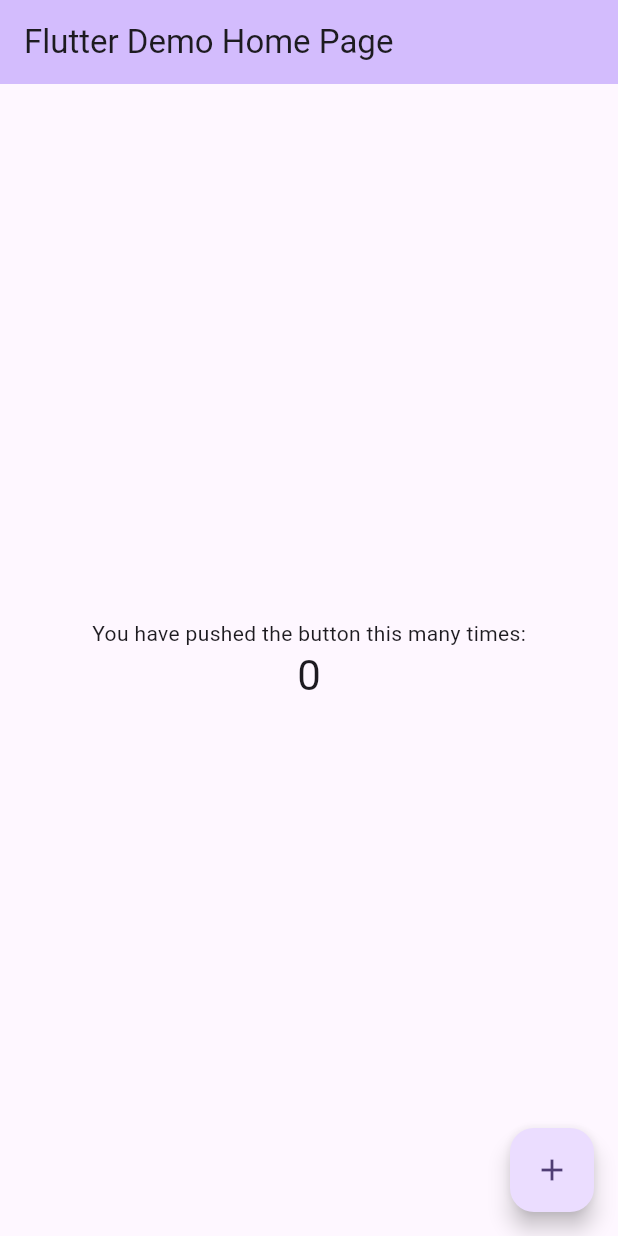
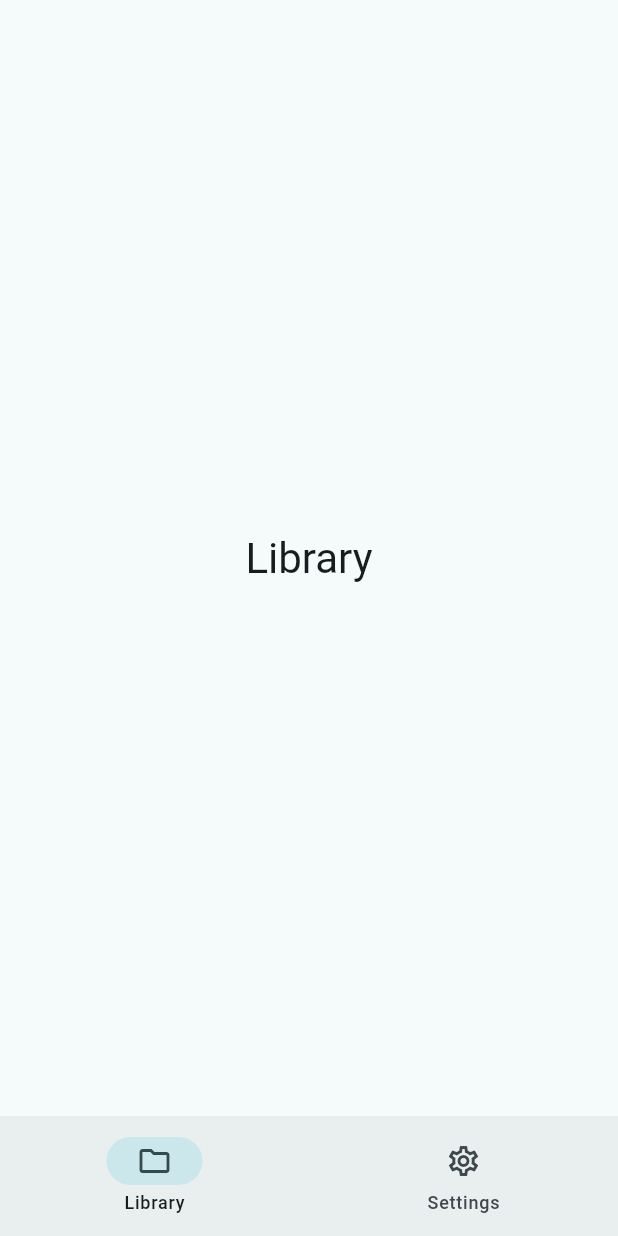
Before and after one commit to parth0305/pdf_suite, a Flutter app: the screen it shows after launch, on a phone screen of 412 x 824 dp. Run offline on Flutter 3.47's test engine with Material 3 defaults, Android fonts, the phone set to English and light mode, and no system bars.

Commit message:
feat: add themes, width-class breakpoints and adaptive shell
Light and dark Material 3 themes seeded from an original colour, with 48dp
minimum touch targets and a visible focus colour.

One AdaptiveScaffold selects bottom bar, rail, or extended rail from
available width, never from Platform.isX, so a narrow desktop window
behaves like a phone. Widget tests assert each of the three width classes.

Co-Authored-By: Claude Opus 5 (1M context) <noreply@anthropic.com>

```diff
--- /dev/null
+++ b/lib/app.dart
@@ -0,0 +1,52 @@
+import 'package:flutter/material.dart';
+import 'package:folio/core/theme/app_theme.dart';
+import 'package:folio/l10n/app_localizations.dart';
+import 'package:folio/widgets/adaptive_scaffold.dart';
+
+class FolioApp extends StatefulWidget {
+  const FolioApp({super.key});
+
+  @override
+  State<FolioApp> createState() => _FolioAppState();
+}
+
+class _FolioAppState extends State<FolioApp> {
+  int _index = 0;
+
+  @override
+  Widget build(BuildContext context) {
+    return MaterialApp(
+      onGenerateTitle: (context) => AppLocalizations.of(context)!.appTitle,
+      theme: AppTheme.light(),
+      darkTheme: AppTheme.dark(),
+      themeMode: ThemeMode.system,
+      localizationsDelegates: AppLocalizations.localizationsDelegates,
+      supportedLocales: AppLocalizations.supportedLocales,
+      home: Builder(
+        builder: (context) {
+          final l10n = AppLocalizations.of(context)!;
+          return AdaptiveScaffold(
+            selectedIndex: _index,
+            onDestinationSelected: (i) => setState(() => _index = i),
+            destinations: [
+              AdaptiveDestination(
+                icon: const Icon(Icons.folder_outlined),
+                label: l10n.libraryTitle,
+              ),
+              AdaptiveDestination(
+                icon: const Icon(Icons.settings_outlined),
+                label: l10n.settingsLabel,
+              ),
+            ],
+            body: Center(
+              child: Text(
+                _index == 0 ? l10n.libraryTitle : l10n.settingsLabel,
+                style: Theme.of(context).textTheme.headlineMedium,
+              ),
+            ),
+          );
+        },
+      ),
+    );
+  }
+}
--- /dev/null
+++ b/lib/core/constants/breakpoints.dart
@@ -0,0 +1,14 @@
+/// Layout width classes (spec section 7).
+///
+/// Layout decisions branch on these, never on `Platform.isX`. A Windows window
+/// dragged narrow must behave like a phone.
+enum WidthClass { compact, medium, expanded }
+
+const double kMediumBreakpoint = 600;
+const double kExpandedBreakpoint = 1024;
+
+WidthClass widthClassFor(double width) {
+  if (width < kMediumBreakpoint) return WidthClass.compact;
+  if (width <= kExpandedBreakpoint) return WidthClass.medium;
+  return WidthClass.expanded;
+}
--- /dev/null
+++ b/lib/core/theme/app_theme.dart
@@ -0,0 +1,29 @@
+import 'package:flutter/material.dart';
+
+/// Original visual identity. Deliberately not modelled on any commercial PDF
+/// product's interface (brief section 9).
+abstract final class AppTheme {
+  static const Color _seed = Color(0xFF2F5D62);
+
+  static ThemeData light() => _base(Brightness.light);
+  static ThemeData dark() => _base(Brightness.dark);
+
+  static ThemeData _base(Brightness brightness) {
+    final scheme = ColorScheme.fromSeed(
+      seedColor: _seed,
+      brightness: brightness,
+    );
+    return ThemeData(
+      useMaterial3: true,
+      colorScheme: scheme,
+      visualDensity: VisualDensity.adaptivePlatformDensity,
+      // Accessibility: 48dp minimum touch target (brief section 35).
+      materialTapTargetSize: MaterialTapTargetSize.padded,
+      filledButtonTheme: FilledButtonThemeData(
+        style: FilledButton.styleFrom(minimumSize: const Size(64, 48)),
+      ),
+      listTileTheme: const ListTileThemeData(minVerticalPadding: 12),
+      focusColor: scheme.primary.withValues(alpha: 0.24),
+    );
+  }
+}
--- a/lib/l10n/app_en.arb
+++ b/lib/l10n/app_en.arb
@@ -1,6 +1,8 @@
 {
   "@@locale": "en",
   "appTitle": "Folio",
+  "libraryTitle": "Library",
+  "settingsLabel": "Settings",
   "errorDocumentCorruptTitle": "Unable to open this PDF.",
   "errorDocumentCorruptBody": "The file may be corrupted or use an unsupported PDF feature.",
   "errorDocumentMovedTitle": "This document has moved.",
--- a/lib/l10n/app_localizations.dart
+++ b/lib/l10n/app_localizations.dart
@@ -99,6 +99,18 @@ abstract class AppLocalizations {
   /// In en, this message translates to:
   /// **'Folio'**
   String get appTitle;
+
+  /// No description provided for @libraryTitle.
+  ///
+  /// In en, this message translates to:
+  /// **'Library'**
+  String get libraryTitle;
+
+  /// No description provided for @settingsLabel.
+  ///
+  /// In en, this message translates to:
+  /// **'Settings'**
+  String get settingsLabel;
 
   /// No description provided for @errorDocumentCorruptTitle.
   ///
--- a/lib/l10n/app_localizations_en.dart
+++ b/lib/l10n/app_localizations_en.dart
@@ -10,6 +10,12 @@ class AppLocalizationsEn extends AppLocalizations {
 
   @override
   String get appTitle => 'Folio';
+
+  @override
+  String get libraryTitle => 'Library';
+
+  @override
+  String get settingsLabel => 'Settings';
 
   @override
   String get errorDocumentCorruptTitle => 'Unable to open this PDF.';
--- a/lib/main.dart
+++ b/lib/main.dart
@@ -1,122 +1,6 @@
 import 'package:flutter/material.dart';
+import 'package:folio/app.dart';
 
 void main() {
-  runApp(const MyApp());
+  runApp(const FolioApp());
 }
-
-class MyApp extends StatelessWidget {
-  const MyApp({super.key});
-
-  // This widget is the root of your application.
-  @override
-  Widget build(BuildContext context) {
-    return MaterialApp(
-      title: 'Flutter Demo',
-      theme: ThemeData(
-        // This is the theme of your application.
-        //
-        // TRY THIS: Try running your application with "flutter run". You'll see
-        // the application has a purple toolbar. Then, without quitting the app,
-        // try changing the seedColor in the colorScheme below to Colors.green
-        // and then invoke "hot reload" (save your changes or press the "hot
-        // reload" button in a Flutter-supported IDE, or press "r" if you used
-        // the command line to start the app).
-        //
-        // Notice that the counter didn't reset back to zero; the application
-        // state is not lost during the reload. To reset the state, use hot
-        // restart instead.
-        //
-        // This works for code too, not just values: Most code changes can be
-        // tested with just a hot reload.
-        colorScheme: .fromSeed(seedColor: Colors.deepPurple),
-      ),
-      home: const MyHomePage(title: 'Flutter Demo Home Page'),
-    );
-  }
-}
-
-class MyHomePage extends StatefulWidget {
-  const MyHomePage({super.key, required this.title});
-
-  // This widget is the home page of your application. It is stateful, meaning
-  // that it has a State object (defined below) that contains fields that affect
-  // how it looks.
-
-  // This class is the configuration for the state. It holds the values (in this
-  // case the title) provided by the parent (in this case the App widget) and
-  // used by the build method of the State. Fields in a Widget subclass are
-  // always marked "final".
-
-  final String title;
-
-  @override
-  State<MyHomePage> createState() => _MyHomePageState();
-}
-
-class _MyHomePageState extends State<MyHomePage> {
-  int _counter = 0;
-
-  void _incrementCounter() {
-    setState(() {
-      // This call to setState tells the Flutter framework that something has
-      // changed in this State, which causes it to rerun the build method below
-      // so that the display can reflect the updated values. If we changed
-      // _counter without calling setState(), then the build method would not be
-      // called again, and so nothing would appear to happen.
-      _counter++;
-    });
-  }
-
-  @override
-  Widget build(BuildContext context) {
-    // This method is rerun every time setState is called, for instance as done
-    // by the _incrementCounter method above.
-    //
-    // The Flutter framework has been optimized to make rerunning build methods
-    // fast, so that you can just rebuild anything that needs updating rather
-    // than having to individually change instances of widgets.
-    return Scaffold(
-      appBar: AppBar(
-        // TRY THIS: Try changing the color here to a specific color (to
-        // Colors.amber, perhaps?) and trigger a hot reload to see the AppBar
-        // change color while the other colors stay the same.
-        backgroundColor: Theme.of(context).colorScheme.inversePrimary,
-        // Here we take the value from the MyHomePage object that was created by
-        // the App.build method, and use it to set our appbar title.
-        title: Text(widget.title),
-      ),
-      body: Center(
-        // Center is a layout widget. It takes a single child and positions it
-        // in the middle of the parent.
-        child: Column(
-          // Column is also a layout widget. It takes a list of children and
-          // arranges them vertically. By default, it sizes itself to fit its
-          // children horizontally, and tries to be as tall as its parent.
-          //
-          // Column has various properties to control how it sizes itself and
-          // how it positions its children. Here we use mainAxisAlignment to
-          // center the children vertically; the main axis here is the vertical
-          // axis because Columns are vertical (the cross axis would be
-          // horizontal).
-          //
-          // TRY THIS: Invoke "debug painting" (choose the "Toggle Debug Paint"
-          // action in the IDE, or press "p" in the console), to see the
-          // wireframe for each widget.
-          mainAxisAlignment: .center,
-          children: [
-            const Text('You have pushed the button this many times:'),
-            Text(
-              '$_counter',
-              style: Theme.of(context).textTheme.headlineMedium,
-            ),
-          ],
-        ),
-      ),
-      floatingActionButton: FloatingActionButton(
-        onPressed: _incrementCounter,
-        tooltip: 'Increment',
-        child: const Icon(Icons.add),
-      ),
-    );
-  }
-}
--- /dev/null
+++ b/lib/widgets/adaptive_scaffold.dart
@@ -0,0 +1,67 @@
+import 'package:flutter/material.dart';
+import 'package:folio/core/constants/breakpoints.dart';
+
+class AdaptiveDestination {
+  const AdaptiveDestination({required this.icon, required this.label});
+  final Widget icon;
+  final String label;
+}
+
+/// Single navigation shell for all platforms. Chooses its layout from the
+/// available width, never from the host platform.
+class AdaptiveScaffold extends StatelessWidget {
+  const AdaptiveScaffold({
+    super.key,
+    required this.destinations,
+    required this.selectedIndex,
+    required this.onDestinationSelected,
+    required this.body,
+  });
+
+  final List<AdaptiveDestination> destinations;
+  final int selectedIndex;
+  final ValueChanged<int> onDestinationSelected;
+  final Widget body;
+
+  @override
+  Widget build(BuildContext context) {
+    final widthClass = widthClassFor(MediaQuery.sizeOf(context).width);
+
+    if (widthClass == WidthClass.compact) {
+      return Scaffold(
+        body: SafeArea(child: body),
+        bottomNavigationBar: NavigationBar(
+          selectedIndex: selectedIndex,
+          onDestinationSelected: onDestinationSelected,
+          destinations: [
+            for (final d in destinations)
+              NavigationDestination(icon: d.icon, label: d.label),
+          ],
+        ),
+      );
+    }
+
+    return Scaffold(
+      body: SafeArea(
+        child: Row(
+          children: [
+            NavigationRail(
+              extended: widthClass == WidthClass.expanded,
+              selectedIndex: selectedIndex,
+              onDestinationSelected: onDestinationSelected,
+              labelType: widthClass == WidthClass.expanded
+                  ? NavigationRailLabelType.none
+                  : NavigationRailLabelType.all,
+              destinations: [
+                for (final d in destinations)
+                  NavigationRailDestination(icon: d.icon, label: Text(d.label)),
+              ],
+            ),
+            const VerticalDivider(width: 1),
+            Expanded(child: body),
+          ],
+        ),
+      ),
+    );
+  }
+}
```
Also changed, not shown: 5 other files.
